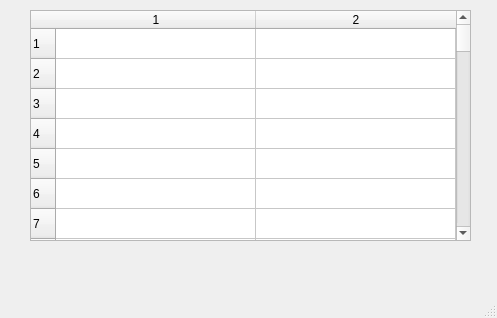
Before: the Qt Designer form mainwindow.ui in VladislavKor/Some-test-task-data-storage-program, drawn with Qt 5.
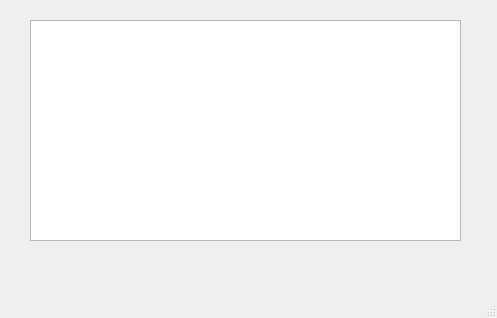
After: the same form once the commit is applied.

The edit to the form file:
```diff
--- a/mainwindow.ui
+++ b/mainwindow.ui
@@ -14,126 +14,15 @@
    <string>MainWindow</string>
   </property>
   <widget class="QWidget" name="centralwidget">
-   <widget class="QTableWidget" name="tableWidget">
+   <widget class="QTableView" name="tableView">
     <property name="geometry">
      <rect>
       <x>30</x>
-      <y>10</y>
-      <width>441</width>
-      <height>231</height>
+      <y>20</y>
+      <width>431</width>
+      <height>221</height>
      </rect>
     </property>
-    <property name="rowCount">
-     <number>100</number>
-    </property>
-    <property name="columnCount">
-     <number>2</number>
-    </property>
-    <attribute name="horizontalHeaderDefaultSectionSize">
-     <number>200</number>
-    </attribute>
-    <row/>
-    <row/>
-    <row/>
-    <row/>
-    <row/>
-    <row/>
-    <row/>
-    <row/>
-    <row/>
-    <row/>
-    <row/>
-    <row/>
-    <row/>
-    <row/>
-    <row/>
-    <row/>
-    <row/>
-    <row/>
-    <row/>
-    <row/>
-    <row/>
-    <row/>
-    <row/>
-    <row/>
-    <row/>
-    <row/>
-    <row/>
-    <row/>
-    <row/>
-    <row/>
-    <row/>
-    <row/>
-    <row/>
-    <row/>
-    <row/>
-    <row/>
-    <row/>
-    <row/>
-    <row/>
-    <row/>
-    <row/>
-    <row/>
-    <row/>
-    <row/>
-    <row/>
-    <row/>
-    <row/>
-    <row/>
-    <row/>
-    <row/>
-    <row/>
-    <row/>
-    <row/>
-    <row/>
-    <row/>
-    <row/>
-    <row/>
-    <row/>
-    <row/>
-    <row/>
-    <row/>
-    <row/>
-    <row/>
-    <row/>
-    <row/>
-    <row/>
-    <row/>
-    <row/>
-    <row/>
-    <row/>
-    <row/>
-    <row/>
-    <row/>
-    <row/>
-    <row/>
-    <row/>
-    <row/>
-    <row/>
-    <row/>
-    <row/>
-    <row/>
-    <row/>
-    <row/>
-    <row/>
-    <row/>
-    <row/>
-    <row/>
-    <row/>
-    <row/>
-    <row/>
-    <row/>
-    <row/>
-    <row/>
-    <row/>
-    <row/>
-    <row/>
-    <row/>
-    <row/>
-    <row/>
-    <row/>
-    <column/>
-    <column/>
    </widget>
   </widget>
   <widget class="QMenuBar" name="menubar">
```
